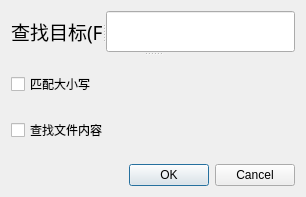
This is codesets/cdialogsearch.ui in weilaidb/codetools as Qt 5 draws it before an edit. The edited form follows.
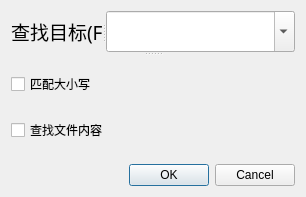
This is the edited form.

What changed in the file:
```diff
--- a/codesets/cdialogsearch.ui
+++ b/codesets/cdialogsearch.ui
@@ -40,9 +40,16 @@
         <string>查找目标(F)</string>
        </property>
       </widget>
-      <widget class="QLineEdit" name="lineEdit"/>
+      <widget class="QComboBox" name="comboBox">
+       <property name="editable">
+        <bool>true</bool>
+       </property>
+       <property name="sizeAdjustPolicy">
+        <enum>QComboBox::AdjustToContents</enum>
+       </property>
+      </widget>
      </widget>
-     <widget class="QWidget" name="">
+     <widget class="QWidget" name="layoutWidget">
       <layout class="QVBoxLayout" name="verticalLayout">
        <item>
         <widget class="QCheckBox" name="checkBox_caseSensitive">
```
Left out of the diff: 20 changed lines with no effect on the pictures.
